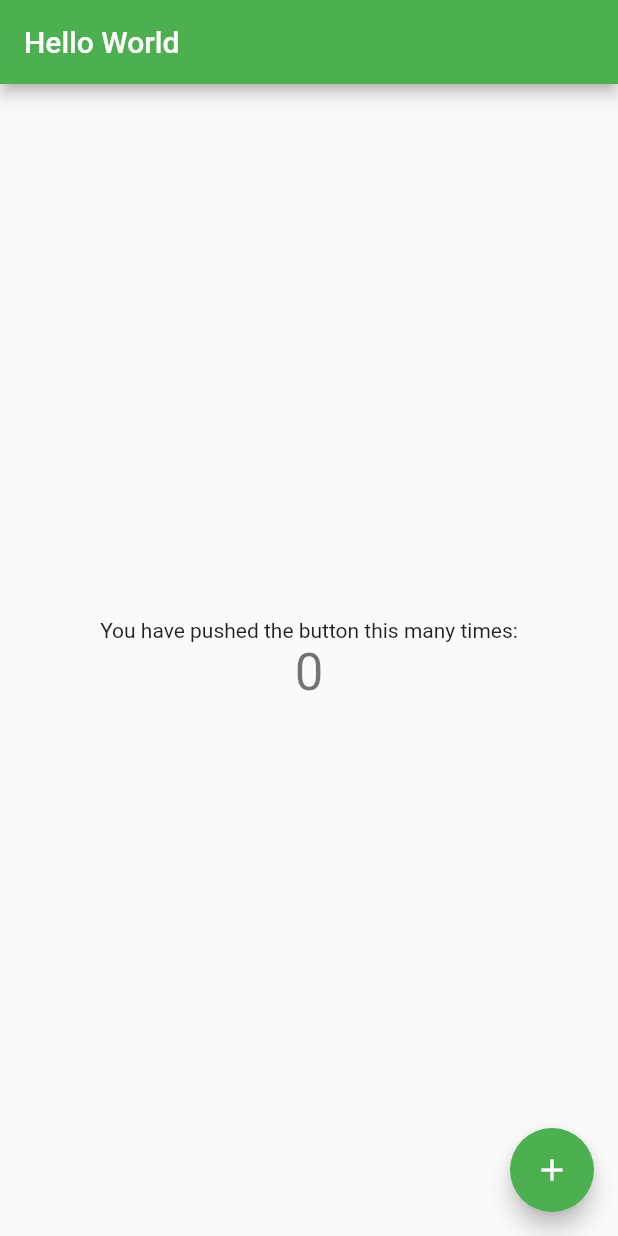
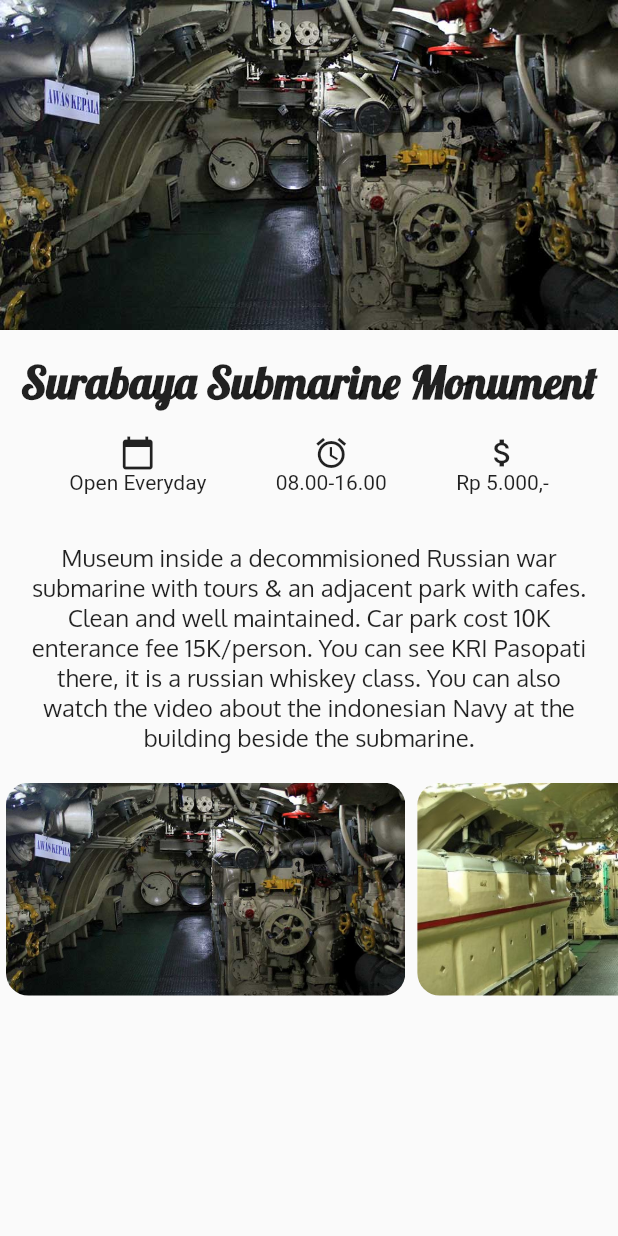
Before and after one commit to mukhlisbara/android_studio, a Flutter app: the screen it shows after launch, on a phone screen of 412 x 824 dp. Run offline on Flutter 3.47's test engine with Material 2 defaults, Android fonts, the phone set to English and light mode, and no system bars.

Commit message:
Flutter Layout

```diff
--- /dev/null
+++ b/lib/detail_screen.dart
@@ -0,0 +1,104 @@
+import 'package:flutter/material.dart';
+
+class DetailScreen extends StatelessWidget {
+  const DetailScreen({Key? key}) : super(key: key);
+
+  @override
+  Widget build(BuildContext context) {
+    return Scaffold(
+      body: SafeArea(
+        child: Column(
+          crossAxisAlignment: CrossAxisAlignment.stretch,
+          children: <Widget> [
+            Image.asset('assets/images/Photo1.jpg'),
+            Container(
+              margin: EdgeInsets.only(top: 16),
+              child: const Text(
+                "Surabaya Submarine Monument",
+                textAlign: TextAlign.center,
+                style: TextStyle(
+                  fontSize: 30,
+                  fontFamily: 'Lobster',
+                  fontWeight: FontWeight.bold,
+                ),
+              ),
+            ),
+            Container(
+              margin: const EdgeInsets.symmetric(vertical: 16.0),
+              child: Row(
+                mainAxisAlignment: MainAxisAlignment.spaceEvenly,
+                children: <Widget> [
+                  Column(
+                    children: const <Widget> [
+                      Icon(Icons.calendar_today),
+                      Text('Open Everyday'),
+                    ],
+                  ),
+                  Column(
+                    children: const [
+                      Icon(Icons.alarm),
+                      Text('08.00-16.00'),
+                    ],
+                  ),
+                  Column(
+                    children: const [
+                      Icon(Icons.attach_money),
+                      Text('Rp 5.000,-'),
+                    ],
+                  )
+                ],
+              ),
+            ),
+            Container(
+              padding: const EdgeInsets.all(16.0),
+              child: const Text(
+                "Museum inside a decommisioned Russian war submarine with tours & an adjacent park with cafes. Clean and well maintained. Car park cost 10K enterance fee 15K/person. You can see KRI Pasopati there, it is a russian whiskey class. You can also watch the video about the indonesian Navy at the building beside the submarine.",
+                textAlign: TextAlign.center,
+                style: TextStyle(
+                    fontSize: 16.0,
+                    fontFamily: 'Oxygen',
+                ),
+              ),
+            ),
+            Container(
+              height: 150,
+              child: ListView(
+                scrollDirection: Axis.horizontal,
+                children: <Widget>[
+                  Padding(
+                    padding: const EdgeInsets.all(4.0),
+                    child: ClipRRect(
+                      child: Image.asset('assets/images/Photo1.jpg'),
+                      borderRadius: BorderRadius.circular(15.0),
+                    ),
+                  ),
+                  Padding(
+                    padding: const EdgeInsets.all(4.0),
+                    child: ClipRRect(
+                      child: Image.asset('assets/images/Photo2.jpg'),
+                      borderRadius: BorderRadius.circular(15.0),
+                    ),
+                  ),
+                  Padding(
+                    padding: const EdgeInsets.all(4.0),
+                    child: ClipRRect(
+                      child: Image.asset('assets/images/Photo3.jpg'),
+                      borderRadius: BorderRadius.circular(15.0),
+                    ),
+                  ),
+                  Padding(
+                    padding: const EdgeInsets.all(4.0),
+                    child: ClipRRect(
+                      child: Image.asset('assets/images/Photo4.jpg'),
+                      borderRadius: BorderRadius.circular(15.0),
+                  ),
+                  ),
+                ],
+              ),
+            ),
+          ],
+        ),
+      ),
+    );
+  }
+}
--- a/lib/main.dart
+++ b/lib/main.dart
@@ -1,4 +1,5 @@
 import 'package:flutter/material.dart';
+import 'package:hello_world/detail_screen.dart';
 
 void main() {
   runApp(const MyApp());
@@ -7,109 +8,12 @@ void main() {
 class MyApp extends StatelessWidget {
   const MyApp({Key? key}) : super(key: key);
 
-  // This widget is the root of your application.
   @override
   Widget build(BuildContext context) {
     return MaterialApp(
-      title: 'Flutter Demo',
-      theme: ThemeData(
-        // This is the theme of your application.
-        //
-        // Try running your application with "flutter run". You'll see the
-        // application has a blue toolbar. Then, without quitting the app, try
-        // changing the primarySwatch below to Colors.green and then invoke
-        // "hot reload" (press "r" in the console where you ran "flutter run",
-        // or simply save your changes to "hot reload" in a Flutter IDE).
-        // Notice that the counter didn't reset back to zero; the application
-        // is not restarted.
-        primarySwatch: Colors.green,
-      ),
-      home: const MyHomePage(title: 'Hello World'),
+      title: 'Contacts',
+      theme: ThemeData(),
+      home: const DetailScreen(),
     );
   }
 }
-
-class MyHomePage extends StatefulWidget {
-  const MyHomePage({Key? key, required this.title}) : super(key: key);
-
-  // This widget is the home page of your application. It is stateful, meaning
-  // that it has a State object (defined below) that contains fields that affect
-  // how it looks.
-
-  // This class is the configuration for the state. It holds the values (in this
-  // case the title) provided by the parent (in this case the App widget) and
-  // used by the build method of the State. Fields in a Widget subclass are
-  // always marked "final".
-
-  final String title;
-
-  @override
-  State<MyHomePage> createState() => _MyHomePageState();
-}
-
-class _MyHomePageState extends State<MyHomePage> {
-  int _counter = 0;
-
-  void _incrementCounter() {
-    setState(() {
-      // This call to setState tells the Flutter framework that something has
-      // changed in this State, which causes it to rerun the build method below
-      // so that the display can reflect the updated values. If we changed
-      // _counter without calling setState(), then the build method would not be
-      // called again, and so nothing would appear to happen.
-      _counter++;
-    });
-  }
-
-  @override
-  Widget build(BuildContext context) {
-    // This method is rerun every time setState is called, for instance as done
-    // by the _incrementCounter method above.
-    //
-    // The Flutter framework has been optimized to make rerunning build methods
-    // fast, so that you can just rebuild anything that needs updating rather
-    // than having to individually change instances of widgets.
-    return Scaffold(
-      appBar: AppBar(
-        // Here we take the value from the MyHomePage object that was created by
-        // the App.build method, and use it to set our appbar title.
-        title: Text(widget.title),
-      ),
-      body: Center(
-        // Center is a layout widget. It takes a single child and positions it
-        // in the middle of the parent.
-        child: Column(
-          // Column is also a layout widget. It takes a list of children and
-          // arranges them vertically. By default, it sizes itself to fit its
-          // children horizontally, and tries to be as tall as its parent.
-          //
-          // Invoke "debug painting" (press "p" in the console, choose the
-          // "Toggle Debug Paint" action from the Flutter Inspector in Android
-          // Studio, or the "Toggle Debug Paint" command in Visual Studio Code)
-          // to see the wireframe for each widget.
-          //
-          // Column has various properties to control how it sizes itself and
-          // how it positions its children. Here we use mainAxisAlignment to
-          // center the children vertically; the main axis here is the vertical
-          // axis because Columns are vertical (the cross axis would be
-          // horizontal).
-          mainAxisAlignment: MainAxisAlignment.center,
-          children: <Widget>[
-            const Text(
-              'You have pushed the button this many times:',
-            ),
-            Text(
-              '$_counter',
-              style: Theme.of(context).textTheme.headline4,
-            ),
-          ],
-        ),
-      ),
-      floatingActionButton: FloatingActionButton(
-        onPressed: _incrementCounter,
-        tooltip: 'Increment',
-        child: const Icon(Icons.add),
-      ), // This trailing comma makes auto-formatting nicer for build methods.
-    );
-  }
-}
```
Also changed, not shown: pubspec.yaml (+14 -4 lines), assets/fonts/Lobster-Regular.ttf (added), assets/fonts/Oxygen-Regular.ttf (added), assets/images/Photo1.jpg (added), assets/images/Photo2.jpg (added), assets/images/Photo3.jpg (added), assets/images/Photo4.jpg (added).
